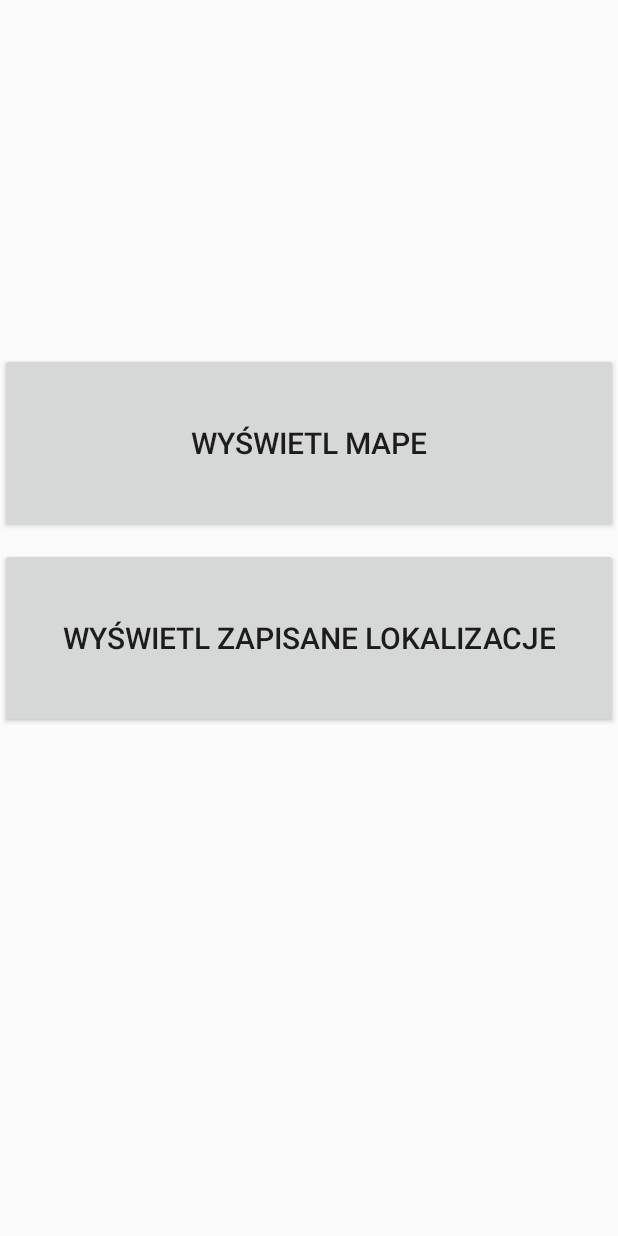
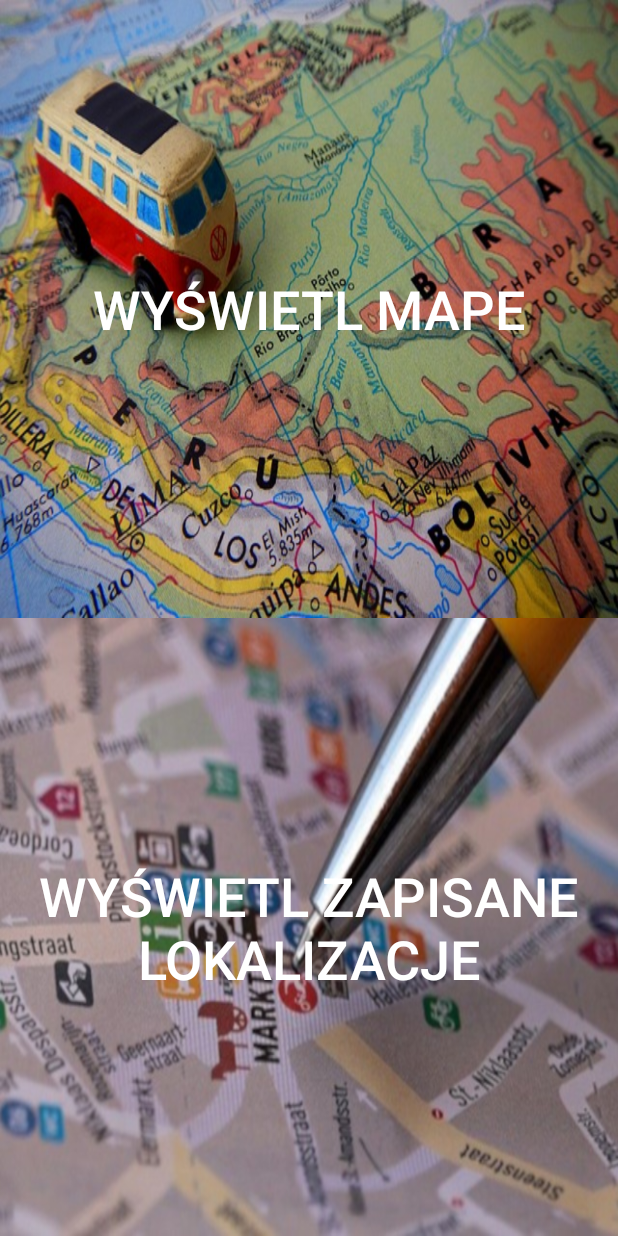
Before and after one commit to jakubjereczek/android-app-saveplaceonmap, an Android app: the layout activity_main.xml on its own in the app's theme, with its tools: preview values and no code run, on a phone screen of 412 x 824 dp. Run offline under Robolectric (Android 15) with nearby library versions, the phone set to English and light mode, and no system bars.

Commit message:
Main Activity buttons change, min/max resize of map

```diff
--- a/app/build.gradle
+++ b/app/build.gradle
@@ -36,6 +36,10 @@ dependencies {
     // Paczka potrzebna do przekowertowania danych JSON -> Objects i odwrotnie
     implementation 'com.google.code.gson:gson:2.8.6'
     implementation 'com.google.android.material:material:1.2.1'
+    // layout 50/50
+    implementation 'com.android.support.constraint:constraint-layout:2.0.4'
+
+
 
 
 
--- a/app/src/main/res/layout/activity_main.xml
+++ b/app/src/main/res/layout/activity_main.xml
@@ -1,37 +1,45 @@
-<?xml version="1.0" encoding="utf-8"?>
-<androidx.constraintlayout.widget.ConstraintLayout xmlns:android="http://schemas.android.com/apk/res/android"
+<LinearLayout xmlns:android="http://schemas.android.com/apk/res/android"
     xmlns:app="http://schemas.android.com/apk/res-auto"
     xmlns:tools="http://schemas.android.com/tools"
     android:layout_width="match_parent"
     android:layout_height="match_parent"
-    tools:context=".activities.MainActivity">
+    android:background="@android:color/transparent"
+    android:orientation="vertical">
+
+    <androidx.constraintlayout.widget.ConstraintLayout
+        android:layout_width="match_parent"
+        android:layout_height="0dp"
+        android:layout_weight="5"
+        android:background="@android:color/transparent">
 
         <Button
             android:id="@+id/mapBtn"
-        android:layout_width="0dp"
-        android:layout_height="wrap_content"
-        android:layout_marginTop="235dp"
-        android:height="120dp"
+            android:layout_width="match_parent"
+            android:layout_height="match_parent"
+            android:background="@drawable/map2"
             android:onClick="menuHandler"
+            android:scaleType="center"
             android:text="@string/map"
-        android:textSize="20sp"
-        app:layout_constraintEnd_toEndOf="parent"
-        app:layout_constraintHorizontal_bias="0.0"
-        app:layout_constraintStart_toStartOf="parent"
-        app:layout_constraintTop_toTopOf="parent" />
+            android:textAlignment="center"
+            android:textColor="#FFFFFF"
+            android:textSize="36sp" />
+
+    </androidx.constraintlayout.widget.ConstraintLayout>
+
+    <FrameLayout
+        android:layout_width="match_parent"
+        android:layout_height="0dp"
+        android:layout_weight="5">
 
         <Button
             android:id="@+id/locationsBtn"
-        android:layout_width="0dp"
-        android:layout_height="wrap_content"
-        android:layout_marginTop="10dp"
-        android:height="120dp"
+            android:layout_width="match_parent"
+            android:layout_height="match_parent"
+            android:background="@drawable/map"
             android:onClick="menuHandler"
+            android:scaleType="center"
             android:text="@string/locations"
-        android:textSize="20sp"
-        app:layout_constraintEnd_toEndOf="parent"
-        app:layout_constraintHorizontal_bias="1.0"
-        app:layout_constraintStart_toStartOf="parent"
-        app:layout_constraintTop_toBottomOf="@+id/mapBtn" />
-
-</androidx.constraintlayout.widget.ConstraintLayout>
+            android:textColor="#FFFFFF"
+            android:textSize="36sp" />
+    </FrameLayout>
+</LinearLayout>
--- a/app/src/main/res/layout/information_popup.xml
+++ b/app/src/main/res/layout/information_popup.xml
@@ -2,7 +2,7 @@
     xmlns:tools="http://schemas.android.com/tools"
     android:layout_width="wrap_content"
     android:layout_height="wrap_content"
-    android:background="@drawable/bonuspack_bubble">
+    android:background="@android:drawable/editbox_background">
 
     <TextView
         android:id="@+id/headerTV"
@@ -50,9 +50,9 @@
         android:id="@+id/deleteBtn"
         android:layout_width="wrap_content"
         android:layout_height="wrap_content"
+        android:layout_alignBottom="@id/closeBtn"
         android:layout_marginRight="10dp"
         android:layout_toLeftOf="@id/closeBtn"
-        android:layout_alignBottom="@id/closeBtn"
         android:background="#00FFFFFF"
         android:src="@android:drawable/ic_menu_delete" />
 </RelativeLayout>
--- a/app/src/main/res/values/styles.xml
+++ b/app/src/main/res/values/styles.xml
@@ -6,6 +6,8 @@
         <item name="colorPrimary">@color/colorPrimary</item>
         <item name="colorPrimaryDark">@color/colorPrimaryDark</item>
         <item name="colorAccent">@color/colorAccent</item>
+        <item name="windowActionBar">false</item>
+        <item name="windowNoTitle">true</item>
     </style>
 
 </resources>
```
Also changed, not shown: app/src/main/java/pl/edu/ug/saveplaceonmap/MyMarker.java (+9 -1 lines), app/src/main/java/pl/edu/ug/saveplaceonmap/activities/MapActivity.java (+6 -2 lines), app/src/main/java/pl/edu/ug/saveplaceonmap/models/Location.java (+5 -5 lines), app/src/main/res/drawable-v24/map.jpg (added), app/src/main/res/drawable-v24/map2.jpg (added). Lines whose indentation alone changed are shown as unchanged.
